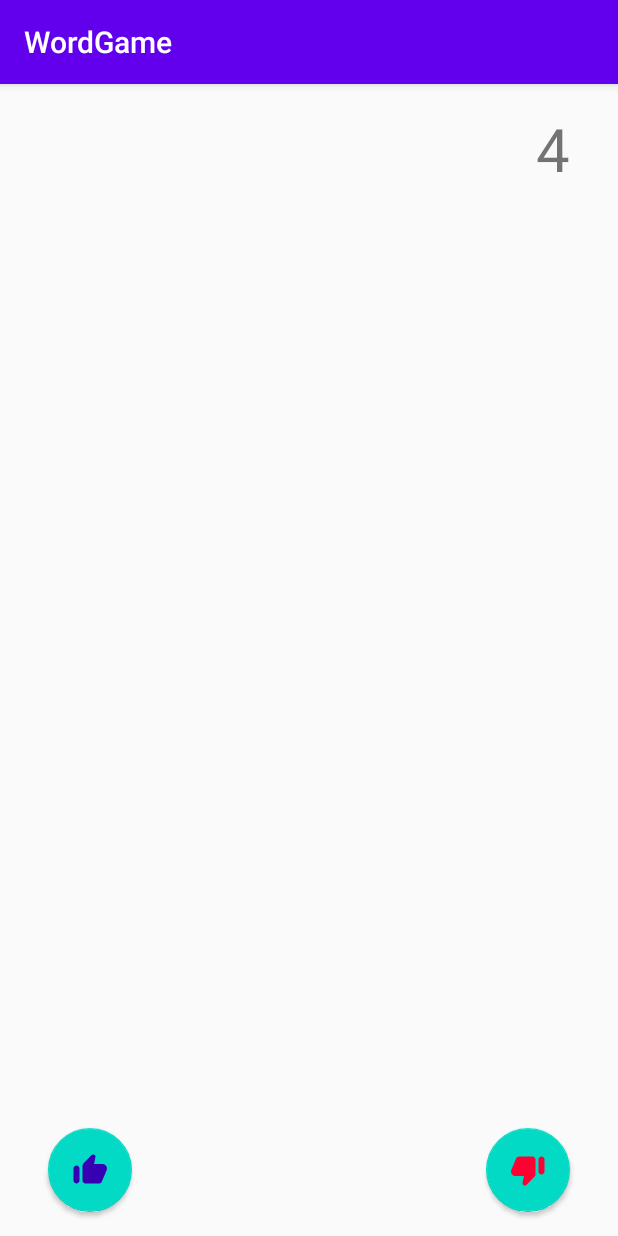
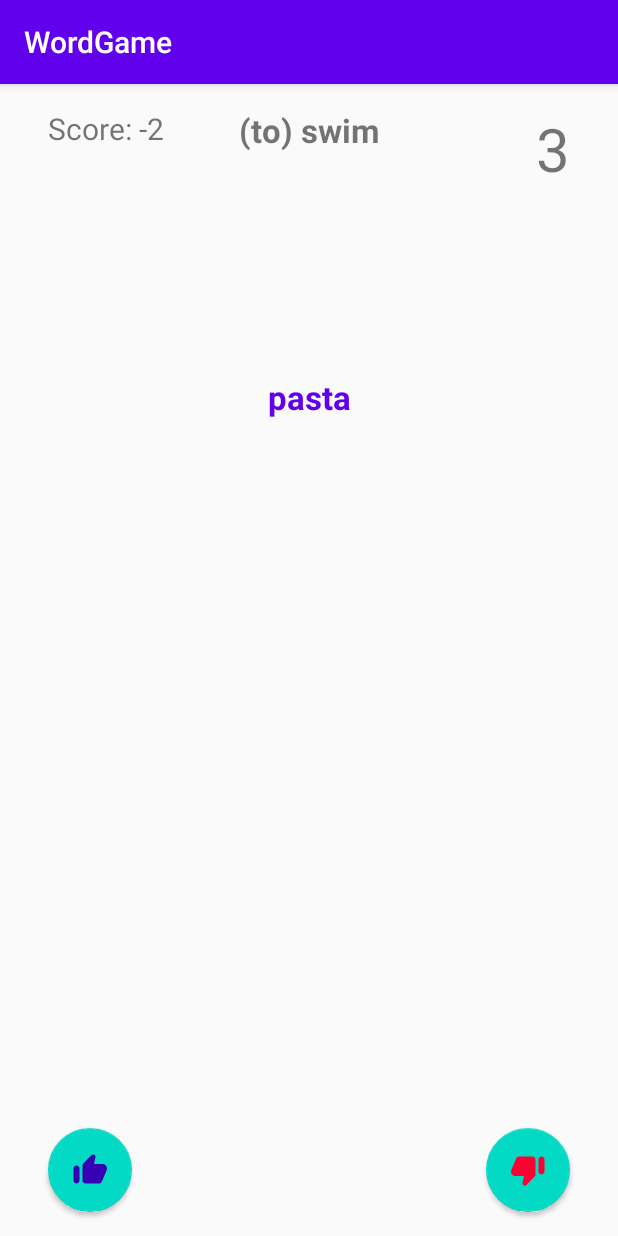
Before and after one commit to kukusot/WordGame, an Android app: the screen it shows after launch (MainActivity), after a tap on an icon or button, on a phone screen of 412 x 824 dp. Run offline under Robolectric (Android 15) with nearby library versions, the phone set to English and light mode, and no system bars; our stand-ins replace Dagger/Hilt's generated code; libraries missing offline, so code that uses them is left out: androidx.hilt.lifecycle; 1 other tap on this screen came first.

Commit message:
Most of the game logic created.

```diff
--- a/app/build.gradle
+++ b/app/build.gradle
@@ -51,6 +51,7 @@ dependencies {
     implementation "com.google.dagger:hilt-android:$hilt_version"
     kapt "com.google.dagger:hilt-android-compiler:$hilt_version"
     implementation 'androidx.hilt:hilt-lifecycle-viewmodel:1.0.0-alpha02'
+    kapt 'androidx.hilt:hilt-compiler:1.0.0-alpha02'
 
     implementation fileTree(dir: "libs", include: ["*.jar"])
     implementation "org.jetbrains.kotlin:kotlin-stdlib:$kotlin_version"
--- a/app/src/main/java/com/kukusot/wordgame/di/GameModule.kt
+++ b/app/src/main/java/com/kukusot/wordgame/di/GameModule.kt
@@ -1,11 +1,14 @@
 package com.kukusot.wordgame.di
 
+import android.content.Context
 import android.content.res.AssetManager
 import com.google.gson.Gson
 import com.kukusot.wordgame.data.WordsDataSource
 import com.kukusot.wordgame.data.WordsLocalDataSource
 import com.kukusot.wordgame.domain.WordsRepository
 import com.kukusot.wordgame.domain.WordsRepositoryImpl
+import com.kukusot.wordgame.scores.HighScoresRepository
+import com.kukusot.wordgame.scores.PrefsHighScoreRepository
 import com.kukusot.wordgame.usecase.GameManager
 import com.kukusot.wordgame.usecase.GameManagerImpl
 import com.kukusot.wordgame.usecase.QuestionFactory
@@ -13,9 +16,10 @@ import com.kukusot.wordgame.usecase.QuestionFactoryImpl
 import dagger.Module
 import dagger.Provides
 import dagger.hilt.InstallIn
-import dagger.hilt.android.components.FragmentComponent
+import dagger.hilt.android.components.ActivityComponent
+import dagger.hilt.android.qualifiers.ApplicationContext
 
-@InstallIn(FragmentComponent::class)
+@InstallIn(ActivityComponent::class)
 @Module
 class GameModule {
 
@@ -36,4 +40,10 @@ class GameModule {
         repository: WordsRepository,
         questionFactory: QuestionFactory
     ): GameManager = GameManagerImpl(questionFactory, repository)
+
+    @Provides
+    fun provideHighScoreRepository(@ApplicationContext context: Context): HighScoresRepository {
+        val prefs = context.getSharedPreferences("scores", Context.MODE_PRIVATE)
+        return PrefsHighScoreRepository(prefs)
+    }
 }
--- /dev/null
+++ b/app/src/main/java/com/kukusot/wordgame/scores/HighScoresRepository.kt
@@ -0,0 +1,8 @@
+package com.kukusot.wordgame.scores
+
+interface HighScoresRepository {
+
+    fun modifyScore(diff: Int): Int
+
+    fun getHighScore(): Int
+}
--- /dev/null
+++ b/app/src/main/java/com/kukusot/wordgame/scores/PrefsHighScoreRepository.kt
@@ -0,0 +1,26 @@
+package com.kukusot.wordgame.scores
+
+import android.content.SharedPreferences
+
+class PrefsHighScoreRepository(private val prefs: SharedPreferences) : HighScoresRepository {
+
+    private var currentScore = -1
+
+    override fun modifyScore(diff: Int): Int {
+        val score = getHighScore() + diff
+        prefs.edit().putInt(HIGH_SCORE_NAME, score).apply()
+        currentScore = score
+        return currentScore
+    }
+
+    override fun getHighScore(): Int {
+        if (currentScore == -1) {
+            currentScore = prefs.getInt(HIGH_SCORE_NAME, 0)
+        }
+        return currentScore
+    }
+
+    companion object {
+        const val HIGH_SCORE_NAME = "high_score"
+    }
+}
--- a/app/src/main/java/com/kukusot/wordgame/ui/GameFragment.kt
+++ b/app/src/main/java/com/kukusot/wordgame/ui/GameFragment.kt
@@ -5,10 +5,13 @@ import android.os.Bundle
 import android.view.LayoutInflater
 import android.view.View
 import android.view.ViewGroup
+import androidx.core.view.isVisible
 import androidx.fragment.app.Fragment
 import androidx.fragment.app.viewModels
 import androidx.lifecycle.Observer
 import com.kukusot.wordgame.R
+import com.kukusot.wordgame.ui.data.AnswerState
+import com.kukusot.wordgame.ui.data.GameState
 import dagger.hilt.android.AndroidEntryPoint
 import kotlinx.android.synthetic.main.fragment_game.*
 
@@ -26,18 +29,93 @@ class GameFragment : Fragment() {
         return inflater.inflate(R.layout.fragment_game, container, false)
     }
 
+    override fun onCreate(savedInstanceState: Bundle?) {
+        super.onCreate(savedInstanceState)
+        viewModel.prepare()
+    }
+
     override fun onViewCreated(view: View, savedInstanceState: Bundle?) {
         super.onViewCreated(view, savedInstanceState)
-        viewModel.counterData.observe(viewLifecycleOwner, Observer {
-            counterText.text = it
-        })
+        startGameButton.setOnClickListener {
+            viewModel.startGame()
+        }
+        with(viewModel) {
+            counterData.observe(viewLifecycleOwner, Observer {
+                counterText.text = it
+            })
+
+            gameState.observe(viewLifecycleOwner, Observer { gameState ->
+                when (gameState) {
+                    is GameState.Loading -> {
+                        showGameLoading()
+                    }
+                    is GameState.Ready -> {
+                        showGameStartReady()
+                    }
+                    is GameState.Playing -> {
+                        showGameIsPlaying(gameState)
+                    }
+                }
+            })
+
+            scoreData.observe(viewLifecycleOwner, Observer { state ->
+                showScore(state.scoreText)
+                when (state.answerState) {
+                    AnswerState.CORRECT -> correctText.scaleOut()
+                    AnswerState.WRONG -> wrongText.scaleOut()
+                    else -> {
+                        // Do nothing
+                    }
+                }
+            })
+        }
+
+        wrongButton.setOnClickListener {
+            cancelRunningAnimations()
+            viewModel.answer(false)
+        }
 
         correctButton.setOnClickListener {
             cancelRunningAnimations()
-            runningAnimation = spanishText.fallInParent(parent) {
-            }
-            viewModel.startCounter()
+            viewModel.answer(true)
         }
+    }
+
+    private fun showScore(score: String) {
+        scoreText.text = getString(R.string.score, score)
+    }
+
+    override fun onPause() {
+        super.onPause()
+        viewModel.onGameInBackground()
+        cancelRunningAnimations()
+    }
+
+    private fun showGameIsPlaying(state: GameState.Playing) {
+        startGameButton.isVisible = false
+        correctButton.isVisible = true
+        wrongButton.isVisible = true
+        spanishText.isVisible = true
+        englishText.isVisible = true
+
+        englishText.text = state.engText
+        spanishText.text = state.spanishText
+
+        runningAnimation = spanishText.fallInParent(parent)
+    }
+
+    private fun showGameStartReady() {
+        progress.isVisible = false
+        startGameButton.isVisible = true
+    }
+
+    private fun showGameLoading() {
+        englishText.isVisible = false
+        spanishText.isVisible = false
+        correctButton.isVisible = false
+        wrongButton.isVisible = false
+        progress.isVisible = true
+        startGameButton.isVisible = false
     }
 
     private fun cancelRunningAnimations() {
--- a/app/src/main/java/com/kukusot/wordgame/ui/GameViewModel.kt
+++ b/app/src/main/java/com/kukusot/wordgame/ui/GameViewModel.kt
@@ -5,20 +5,87 @@ import androidx.lifecycle.LiveData
 import androidx.lifecycle.MutableLiveData
 import androidx.lifecycle.ViewModel
 import androidx.lifecycle.viewModelScope
+import com.kukusot.wordgame.scores.HighScoresRepository
+import com.kukusot.wordgame.ui.data.AnswerState
+import com.kukusot.wordgame.ui.data.GameState
+import com.kukusot.wordgame.ui.data.ScoreState
 import com.kukusot.wordgame.usecase.GameManager
-import kotlinx.coroutines.Job
-import kotlinx.coroutines.delay
-import kotlinx.coroutines.launch
+import com.kukusot.wordgame.usecase.GameQuestion
+import kotlinx.coroutines.*
 
-class GameViewModel @ViewModelInject constructor(private val gameManager: GameManager) :
+class GameViewModel @ViewModelInject constructor(
+    private val gameManager: GameManager,
+    private val scoresRepository: HighScoresRepository
+) :
     ViewModel() {
 
     private var counterJob: Job? = null
+    private var currentQuestion: GameQuestion? = null
 
     private val _counterData = MutableLiveData<String>()
     val counterData: LiveData<String> = _counterData
 
-    fun startCounter() {
+    private val _gameState = MutableLiveData<GameState>()
+    val gameState: LiveData<GameState> = _gameState
+
+    private val _scoreData = MutableLiveData<ScoreState>()
+    var scoreData: LiveData<ScoreState> = _scoreData
+
+    fun prepare() {
+        viewModelScope.launch {
+            _gameState.value = GameState.Loading
+            withContext(Dispatchers.IO) {
+                gameManager.generateQuestions()
+            }
+            _gameState.value = GameState.Ready
+            _scoreData.value =
+                ScoreState(scoresRepository.getHighScore().toString(), AnswerState.NO_ANSWER)
+        }
+    }
+
+    private fun onAnswer(state: AnswerState) {
+        val pointsDiff = if (state == AnswerState.CORRECT) {
+            WON_POINTS_PER_QUESTION
+        } else {
+            LOST_POINTS_PER_QUESTION
+        }
+
+        val currentScore = scoresRepository.modifyScore(pointsDiff)
+        _scoreData.value = ScoreState(currentScore.toString(), state)
+        goToNextQuestion()
+    }
+
+    fun onGameInBackground() {
+        counterJob?.cancel()
+        _gameState.value = GameState.Ready
+    }
+
+    fun startGame() {
+        goToNextQuestion()
+    }
+
+    fun answer(wordsAreEqual: Boolean) {
+        currentQuestion?.let { question ->
+            if (wordsAreEqual == question.wordsAreEqual) {
+                onAnswer(AnswerState.CORRECT)
+            } else {
+                onAnswer(AnswerState.WRONG)
+            }
+        }
+    }
+
+    private fun goToNextQuestion() {
+        counterJob?.cancel()
+        if (gameManager.hasNext()) {
+            currentQuestion = gameManager.nextQuestion()
+            currentQuestion?.let {
+                _gameState.value = GameState.Playing(it.engText, it.spanishText)
+            }
+            startCounter()
+        }
+    }
+
+    private fun startCounter() {
         counterJob?.cancel()
 
         var counter = 5
@@ -29,7 +96,13 @@ class GameViewModel @ViewModelInject constructor(private val gameManager: GameMa
                 counter--
                 _counterData.value = counter.toString()
             }
+            onAnswer(AnswerState.NO_ANSWER)
         }
     }
 
+    companion object {
+        const val WON_POINTS_PER_QUESTION = 1
+        const val LOST_POINTS_PER_QUESTION = -2
+    }
+
 }
--- a/app/src/main/java/com/kukusot/wordgame/ui/ViewDeclarations.kt
+++ b/app/src/main/java/com/kukusot/wordgame/ui/ViewDeclarations.kt
@@ -1,20 +1,34 @@
 package com.kukusot.wordgame.ui
 
 import android.animation.Animator
+import android.animation.AnimatorSet
 import android.animation.ObjectAnimator
 import android.view.View
 import android.view.animation.AccelerateInterpolator
-import androidx.core.animation.addListener
+import androidx.core.animation.doOnEnd
+import androidx.core.view.isVisible
 
 private const val FALL_DURATION = 5000L
+private const val ANIMATION_SHORT = 300L
 
-fun View.fallInParent(parent: View, endAction: () -> Unit): Animator {
+fun View.fallInParent(parent: View): Animator {
     return ObjectAnimator.ofFloat(this, View.TRANSLATION_Y, 0f, parent.height.toFloat()).apply {
         duration = FALL_DURATION
         interpolator = AccelerateInterpolator()
-        addListener(onEnd = {
-            endAction()
-        })
         start()
     }
 }
+
+fun View.scaleOut() {
+    isVisible = true
+    val alpha = ObjectAnimator.ofFloat(this, View.ALPHA, 1.0f, 0.0f)
+    val scaleX = ObjectAnimator.ofFloat(this, View.SCALE_X, 1.0f, 2.0f)
+    val scaleY = ObjectAnimator.ofFloat(this, View.SCALE_Y, 1.0f, 2.0f)
+    AnimatorSet().apply {
+        playTogether(alpha, scaleX, scaleY)
+        duration = ANIMATION_SHORT
+        addListener(doOnEnd {
+            isVisible = false
+        })
+    }.start()
+}
--- /dev/null
+++ b/app/src/main/java/com/kukusot/wordgame/ui/data/AnsweState.kt
@@ -0,0 +1,5 @@
+package com.kukusot.wordgame.ui.data
+
+enum class AnswerState {
+    CORRECT, WRONG, NO_ANSWER
+}
--- /dev/null
+++ b/app/src/main/java/com/kukusot/wordgame/ui/data/GameState.kt
@@ -0,0 +1,8 @@
+package com.kukusot.wordgame.ui.data
+
+sealed class GameState {
+    object Loading : GameState()
+    object Ready : GameState()
+    data class Playing(val engText: String, val spanishText: String) : GameState()
+    object Over : GameState()
+}
--- /dev/null
+++ b/app/src/main/java/com/kukusot/wordgame/ui/data/QuestionUiState.kt
@@ -0,0 +1,3 @@
+package com.kukusot.wordgame.ui.data
+
+data class QuestionUiState(val engText: String, val spanishText: String)
--- /dev/null
+++ b/app/src/main/java/com/kukusot/wordgame/ui/data/ScoreState.kt
@@ -0,0 +1,3 @@
+package com.kukusot.wordgame.ui.data
+
+data class ScoreState(val scoreText: String, val answerState: AnswerState)
--- a/app/src/main/res/layout/fragment_game.xml
+++ b/app/src/main/res/layout/fragment_game.xml
@@ -40,6 +40,16 @@
         app:layout_constraintTop_toTopOf="@id/englishText"
         tools:text="4" />
 
+    <TextView
+        android:id="@+id/scoreText"
+        android:layout_width="wrap_content"
+        android:layout_height="wrap_content"
+        android:layout_marginStart="@dimen/game_content_big_margin"
+        android:textSize="@dimen/score_text_size"
+        app:layout_constraintStart_toStartOf="parent"
+        app:layout_constraintTop_toTopOf="@id/englishText"
+        tools:text="4" />
+
     <com.google.android.material.floatingactionbutton.FloatingActionButton
         android:id="@+id/correctButton"
         android:layout_width="wrap_content"
@@ -69,4 +79,53 @@
         app:layout_constraintBottom_toBottomOf="parent"
         app:layout_constraintEnd_toEndOf="parent" />
 
+    <Button
+        android:id="@+id/startGameButton"
+        android:layout_width="wrap_content"
+        android:layout_height="wrap_content"
+        android:layout_marginBottom="@dimen/game_small_margin"
+        android:clickable="true"
+        android:focusable="true"
+        android:text="@string/start"
+        app:layout_constraintBottom_toBottomOf="parent"
+        app:layout_constraintEnd_toEndOf="parent"
+        app:layout_constraintStart_toStartOf="parent" />
+
+    <ProgressBar
+        android:id="@+id/progress"
+        android:layout_width="wrap_content"
+        android:layout_height="wrap_content"
+        app:layout_constraintBottom_toBottomOf="parent"
+        app:layout_constraintLeft_toLeftOf="parent"
+        app:layout_constraintRight_toRightOf="parent"
+        app:layout_constraintTop_toTopOf="parent" />
+
+
+    <TextView
+        android:id="@+id/correctText"
+        android:layout_width="wrap_content"
+        android:layout_height="wrap_content"
+        android:text="@string/correct"
+        android:textColor="@color/colorPrimaryDark"
+        android:textSize="@dimen/counter_size"
+        android:visibility="gone"
+        app:layout_constraintBottom_toBottomOf="parent"
+        app:layout_constraintLeft_toLeftOf="parent"
+        app:layout_constraintRight_toRightOf="parent"
+        app:layout_constraintTop_toTopOf="parent" />
+
+
+    <TextView
+        android:id="@+id/wrongText"
+        android:layout_width="wrap_content"
+        android:layout_height="wrap_content"
+        android:text="@string/wrong"
+        android:textColor="@color/errorRed"
+        android:textSize="@dimen/counter_size"
+        android:visibility="gone"
+        app:layout_constraintBottom_toBottomOf="parent"
+        app:layout_constraintLeft_toLeftOf="parent"
+        app:layout_constraintRight_toRightOf="parent"
+        app:layout_constraintTop_toTopOf="parent" />
+
 </androidx.constraintlayout.widget.ConstraintLayout>
--- a/app/src/main/res/values/colors.xml
+++ b/app/src/main/res/values/colors.xml
@@ -3,4 +3,5 @@
     <color name="colorPrimary">#6200EE</color>
     <color name="colorPrimaryDark">#3700B3</color>
     <color name="colorAccent">#03DAC5</color>
+    <color name="errorRed">#ff0033</color>
 </resources>
--- a/app/src/main/res/values/dimens.xml
+++ b/app/src/main/res/values/dimens.xml
@@ -4,4 +4,5 @@
     <dimen name="game_small_margin">16dp</dimen>
     <dimen name="game_text_size">22sp</dimen>
     <dimen name="counter_size">40sp</dimen>
+    <dimen name="score_text_size">20sp</dimen>
 </resources>
--- a/app/src/main/res/values/strings.xml
+++ b/app/src/main/res/values/strings.xml
@@ -1,3 +1,7 @@
 <resources>
     <string name="app_name">WordGame</string>
+    <string name="start">Start</string>
+    <string name="correct">Correct!</string>
+    <string name="wrong">Wrong!</string>
+    <string name="score">Score: %s</string>
 </resources>
```
